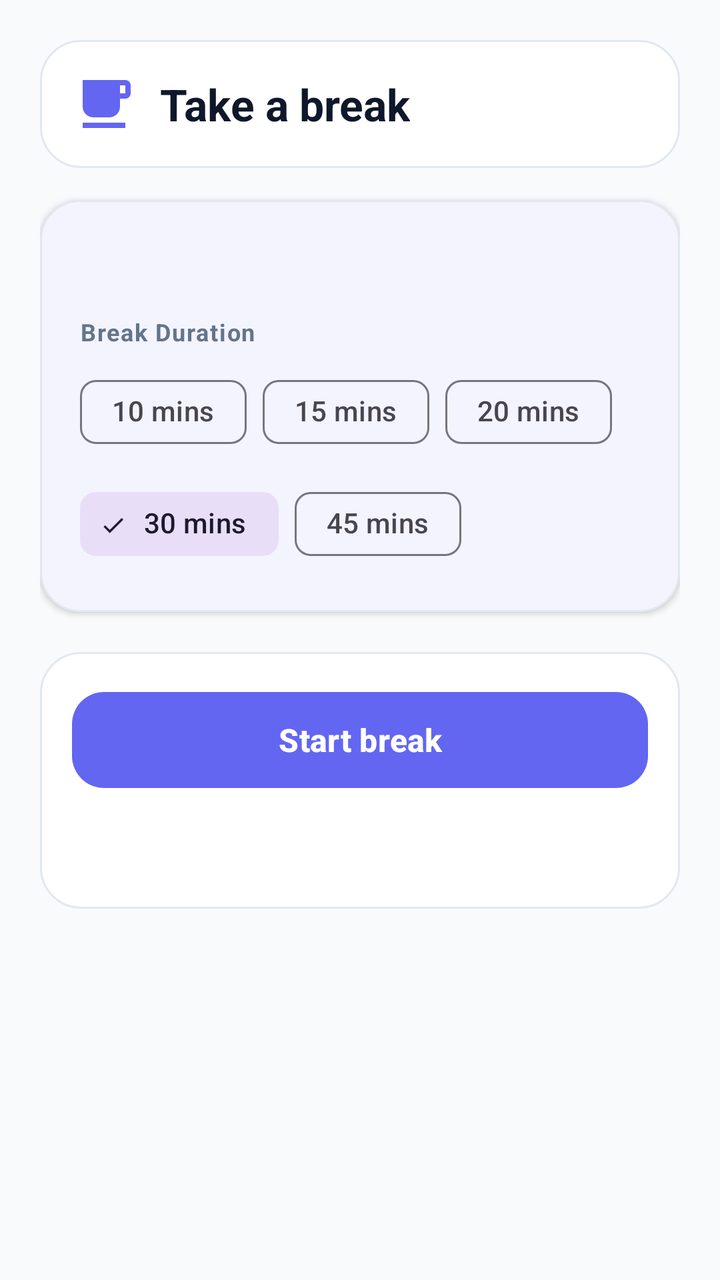
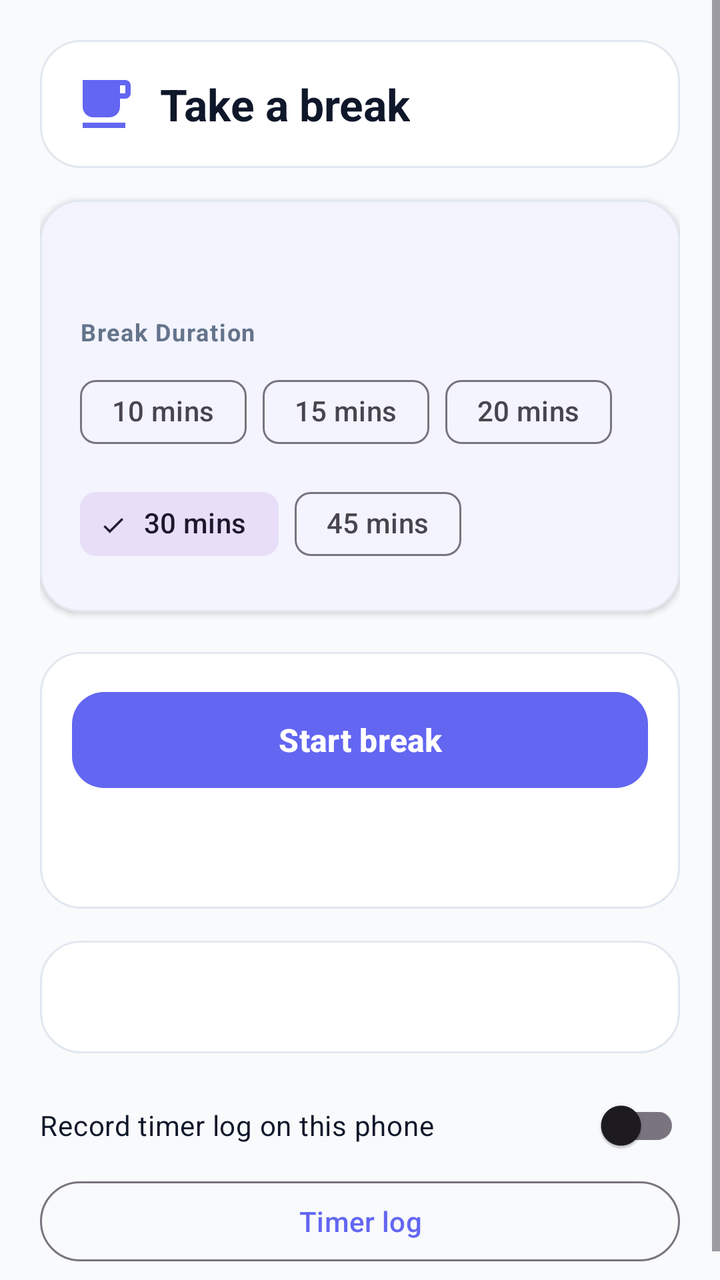

Compare the two renders of this Android layout. The source of the first and the diff that turns it into the second are given below.
<!-- AndroidManifest.xml: application theme Theme.LockoutGate -->
<!-- res/layout/activity_break.xml -->
<?xml version="1.0" encoding="utf-8"?>
<FrameLayout xmlns:android="http://schemas.android.com/apk/res/android"
    xmlns:app="http://schemas.android.com/apk/res-auto"
    android:layout_width="match_parent"
    android:layout_height="match_parent">

    
    <ImageView
        android:id="@+id/customBackgroundImageView"
        android:layout_width="match_parent"
        android:layout_height="match_parent"
        android:contentDescription="@null"
        android:scaleType="centerCrop"
        android:visibility="gone" />

    
    <View
        android:id="@+id/backgroundScrimView"
        android:layout_width="match_parent"
        android:layout_height="match_parent"
        android:background="#70000000"
        android:visibility="gone" />

    <ScrollView
        android:layout_width="match_parent"
        android:layout_height="match_parent"
        android:fillViewport="true">

        <LinearLayout
            android:layout_width="match_parent"
            android:layout_height="wrap_content"
            android:orientation="vertical"
            android:padding="20dp">

            
            <LinearLayout
                android:layout_width="match_parent"
                android:layout_height="wrap_content"
                android:gravity="center_vertical"
                android:layout_marginBottom="16dp"
                android:background="@drawable/bg_panel"
                android:orientation="horizontal"
                android:padding="16dp">

                <ImageView
                    android:layout_width="32dp"
                    android:layout_height="32dp"
                    android:contentDescription="@string/take_break"
                    android:src="@drawable/ic_break"
                    app:tint="@color/primary" />

                <TextView
                    android:layout_width="wrap_content"
                    android:layout_height="wrap_content"
                    android:layout_marginStart="12dp"
                    android:text="@string/take_break"
                    android:textColor="@color/text_primary_light"
                    android:textSize="22sp"
                    android:textStyle="bold" />
            </LinearLayout>

            
            <com.google.android.material.card.MaterialCardView
                android:layout_width="match_parent"
                android:layout_height="wrap_content"
                android:layout_marginBottom="20dp"
                app:cardBackgroundColor="@color/surface_card_light"
                app:cardCornerRadius="20dp"
                app:cardElevation="2dp"
                app:strokeColor="@color/card_stroke_light"
                app:strokeWidth="1dp">

                <LinearLayout
                    android:layout_width="match_parent"
                    android:layout_height="wrap_content"
                    android:orientation="vertical"
                    android:padding="20dp">

                    <TextView
                        android:id="@+id/breakInfoText"
                        android:layout_width="match_parent"
                        android:layout_height="wrap_content"
                        android:textColor="@color/text_primary_light"
                        android:textSize="16sp"
                        android:textStyle="bold" />

                    
                    <TextView
                        android:layout_width="wrap_content"
                        android:layout_height="wrap_content"
                        android:layout_marginTop="16dp"
                        android:letterSpacing="0.05"
                        android:text="@string/label_break_duration"
                        android:textColor="@color/text_secondary_light"
                        android:textSize="12sp"
                        android:textStyle="bold" />

                    <com.google.android.material.chip.ChipGroup
                        android:id="@+id/breakDurationChipGroup"
                        android:layout_width="match_parent"
                        android:layout_height="wrap_content"
                        android:layout_marginTop="8dp"
                        app:singleSelection="true">

                        <com.google.android.material.chip.Chip
                            android:id="@+id/chip10Min"
                            style="@style/Widget.Material3.Chip.Filter"
                            android:layout_width="wrap_content"
                            android:layout_height="wrap_content"
                            android:text="10 mins" />

                        <com.google.android.material.chip.Chip
                            android:id="@+id/chip15Min"
                            style="@style/Widget.Material3.Chip.Filter"
                            android:layout_width="wrap_content"
                            android:layout_height="wrap_content"
                            android:text="15 mins" />

                        <com.google.android.material.chip.Chip
                            android:id="@+id/chip20Min"
                            style="@style/Widget.Material3.Chip.Filter"
                            android:layout_width="wrap_content"
                            android:layout_height="wrap_content"
                            android:text="20 mins" />

                        <com.google.android.material.chip.Chip
                            android:id="@+id/chip30Min"
                            style="@style/Widget.Material3.Chip.Filter"
                            android:layout_width="wrap_content"
                            android:layout_height="wrap_content"
                            android:checked="true"
                            android:text="30 mins" />

                        <com.google.android.material.chip.Chip
                            android:id="@+id/chip45Min"
                            style="@style/Widget.Material3.Chip.Filter"
                            android:layout_width="wrap_content"
                            android:layout_height="wrap_content"
                            android:text="45 mins" />
                    </com.google.android.material.chip.ChipGroup>

                </LinearLayout>
            </com.google.android.material.card.MaterialCardView>

            <LinearLayout
                android:layout_width="match_parent"
                android:layout_height="wrap_content"
                android:layout_marginBottom="16dp"
                android:background="@drawable/bg_panel"
                android:orientation="vertical"
                android:padding="16dp">

            <com.google.android.material.button.MaterialButton
                android:id="@+id/submitBreakButton"
                style="@style/Widget.Material3.Button"
                android:layout_width="match_parent"
                android:layout_height="56dp"
                android:text="@string/break_submit_simple"
                android:textSize="16sp"
                android:textStyle="bold"
                app:cornerRadius="16dp" />

            <ProgressBar
                android:id="@+id/breakProgressBar"
                android:layout_width="wrap_content"
                android:layout_height="wrap_content"
                android:layout_gravity="center"
                android:layout_marginTop="20dp"
                android:visibility="gone" />

            <TextView
                android:id="@+id/breakResultText"
                android:layout_width="match_parent"
                android:layout_height="wrap_content"
                android:layout_marginTop="20dp"
                android:gravity="center"
                android:textColor="@color/text_primary_light"
                android:textSize="15sp"
                android:textStyle="bold" />
            </LinearLayout>

        </LinearLayout>
    </ScrollView>
</FrameLayout>
<!-- resources referenced by this layout -->
<resources>
  <color name="card_stroke_light">#E2E8F0</color>
  <color name="primary">#6366F1</color>
  <color name="surface_card_light">#FFFFFF</color>
  <color name="text_primary_light">#0F172A</color>
  <color name="text_secondary_light">#64748B</color>
  <!-- drawable bg_panel (drawable) -->
  <?xml version="1.0" encoding="utf-8"?>
  <shape xmlns:android="http://schemas.android.com/apk/res/android" android:shape="rectangle">
      <solid android:color="@color/surface_card_light" />
      <corners android:radius="20dp" />
      <stroke android:width="1dp" android:color="@color/card_stroke_light" />
  </shape>
  <!-- drawable ic_break (drawable) -->
  <vector xmlns:android="http://schemas.android.com/apk/res/android"
      android:width="24dp"
      android:height="24dp"
      android:viewportWidth="24"
      android:viewportHeight="24">
    <path
        android:fillColor="#FF000000"
        android:pathData="M20,3H4v10c0,2.21 1.79,4 4,4h6c2.21,0 4,-1.79 4,-4v-3h2c1.1,0 2,-0.9 2,-2V5c0,-1.1 -0.9,-2 -2,-2zm0,5h-2V5h2v3zM4,19h16v2H4z"/>
  </vector>
  <string name="break_submit_simple">Start break</string>
  <string name="label_break_duration">Break Duration</string>
  <string name="take_break">Take a break</string>
  <style name="Theme.LockoutGate" parent="Theme.Material3.Light.NoActionBar">
          
          <item name="colorPrimary">@color/primary</item>
          <item name="colorOnPrimary">#FFFFFF</item>
          <item name="colorPrimaryContainer">@color/primary_container</item>
          <item name="colorOnPrimaryContainer">@color/on_primary_container</item>
  
          
          <item name="android:colorBackground">@color/background_light</item>
          <item name="colorSurface">@color/surface_card_light</item>
  
          
          <item name="android:statusBarColor">@color/background_light</item>
          <item name="android:windowLightStatusBar">true</item>
      </style>
  <color name="primary_container">#EEF2FF</color>
  <color name="on_primary_container">#312E81</color>
  <color name="background_light">#F8FAFC</color>
</resources>

<!-- the commit's change to res/layout/activity_break.xml (unified diff, before → after) -->
@@ -179,6 +179,32 @@
                 android:textStyle="bold" />
             </LinearLayout>
 
+            <TextView
+                android:id="@+id/breakTimerText"
+                android:layout_width="match_parent"
+                android:layout_height="wrap_content"
+                android:layout_marginBottom="12dp"
+                android:background="@drawable/bg_panel"
+                android:padding="16dp"
+                android:textColor="@color/text_primary_light"
+                android:textSize="18sp"
+                android:textStyle="bold" />
+
+            <androidx.appcompat.widget.SwitchCompat
+                android:id="@+id/recordTimerLog"
+                android:layout_width="match_parent"
+                android:layout_height="wrap_content"
+                android:minHeight="48dp"
+                android:text="@string/timer_log_record"
+                android:textColor="@color/text_primary_light" />
+
+            <com.google.android.material.button.MaterialButton
+                android:id="@+id/timerLogButton"
+                style="@style/Widget.Material3.Button.OutlinedButton"
+                android:layout_width="match_parent"
+                android:layout_height="wrap_content"
+                android:text="@string/timer_log_title" />
+
         </LinearLayout>
     </ScrollView>
 </FrameLayout>
<!-- resource entries referenced after the edit -->
@@ -25,6 +25,8 @@
   <string name="break_submit_simple">Start break</string>
   <string name="label_break_duration">Break Duration</string>
   <string name="take_break">Take a break</string>
+  <string name="timer_log_record">Record timer log on this phone</string>
+  <string name="timer_log_title">Timer log</string>
   <style name="Theme.LockoutGate" parent="Theme.Material3.Light.NoActionBar">
           
           <item name="colorPrimary">@color/primary</item>
